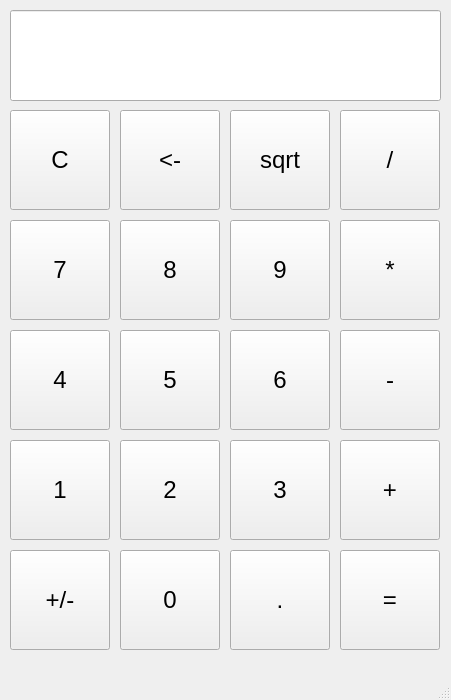
Qt form mainwindow.ui (KarolJaskolka/Calculator_IEE754) before a commit.
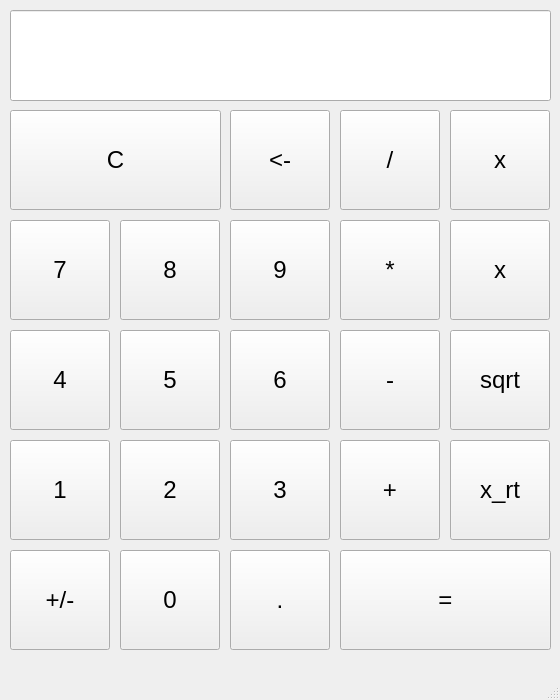
The same form after that commit.

Commit message: Added power and nth root

```diff
--- a/mainwindow.ui
+++ b/mainwindow.ui
@@ -6,7 +6,7 @@
    <rect>
     <x>0</x>
     <y>0</y>
-    <width>451</width>
+    <width>560</width>
     <height>700</height>
    </rect>
   </property>
@@ -251,7 +251,7 @@
    <widget class="QPushButton" name="pushButton_Back">
     <property name="geometry">
      <rect>
-      <x>120</x>
+      <x>230</x>
       <y>110</y>
       <width>100</width>
       <height>100</height>
@@ -289,7 +289,7 @@
      <rect>
       <x>10</x>
       <y>110</y>
-      <width>100</width>
+      <width>211</width>
       <height>100</height>
      </rect>
     </property>
@@ -323,8 +323,8 @@
    <widget class="QPushButton" name="pushButton_Sqrt">
     <property name="geometry">
      <rect>
-      <x>230</x>
-      <y>110</y>
+      <x>450</x>
+      <y>330</y>
       <width>100</width>
       <height>100</height>
      </rect>
@@ -343,7 +343,7 @@
      <rect>
       <x>340</x>
       <y>550</y>
-      <width>100</width>
+      <width>211</width>
       <height>100</height>
      </rect>
     </property>
@@ -379,7 +379,7 @@
      <rect>
       <x>10</x>
       <y>10</y>
-      <width>431</width>
+      <width>541</width>
       <height>91</height>
      </rect>
     </property>
@@ -391,6 +391,60 @@
      </font>
     </property>
    </widget>
+   <widget class="QPushButton" name="pushButton_Pow">
+    <property name="geometry">
+     <rect>
+      <x>450</x>
+      <y>220</y>
+      <width>100</width>
+      <height>100</height>
+     </rect>
+    </property>
+    <property name="font">
+     <font>
+      <pointsize>18</pointsize>
+     </font>
+    </property>
+    <property name="text">
+     <string>x</string>
+    </property>
+   </widget>
+   <widget class="QPushButton" name="pushButton_root">
+    <property name="geometry">
+     <rect>
+      <x>450</x>
+      <y>440</y>
+      <width>100</width>
+      <height>100</height>
+     </rect>
+    </property>
+    <property name="font">
+     <font>
+      <pointsize>18</pointsize>
+     </font>
+    </property>
+    <property name="text">
+     <string>x_rt</string>
+    </property>
+   </widget>
+   <widget class="QPushButton" name="pushButton_Pow_2">
+    <property name="geometry">
+     <rect>
+      <x>450</x>
+      <y>110</y>
+      <width>100</width>
+      <height>100</height>
+     </rect>
+    </property>
+    <property name="font">
+     <font>
+      <pointsize>18</pointsize>
+     </font>
+    </property>
+    <property name="text">
+     <string>x</string>
+    </property>
+   </widget>
   </widget>
   <widget class="QMenuBar" name="menuBar">
    <property name="geometry">
```
Left out of the diff: 2 changed lines with no effect on the pictures. The commit also changes 5 other files.
